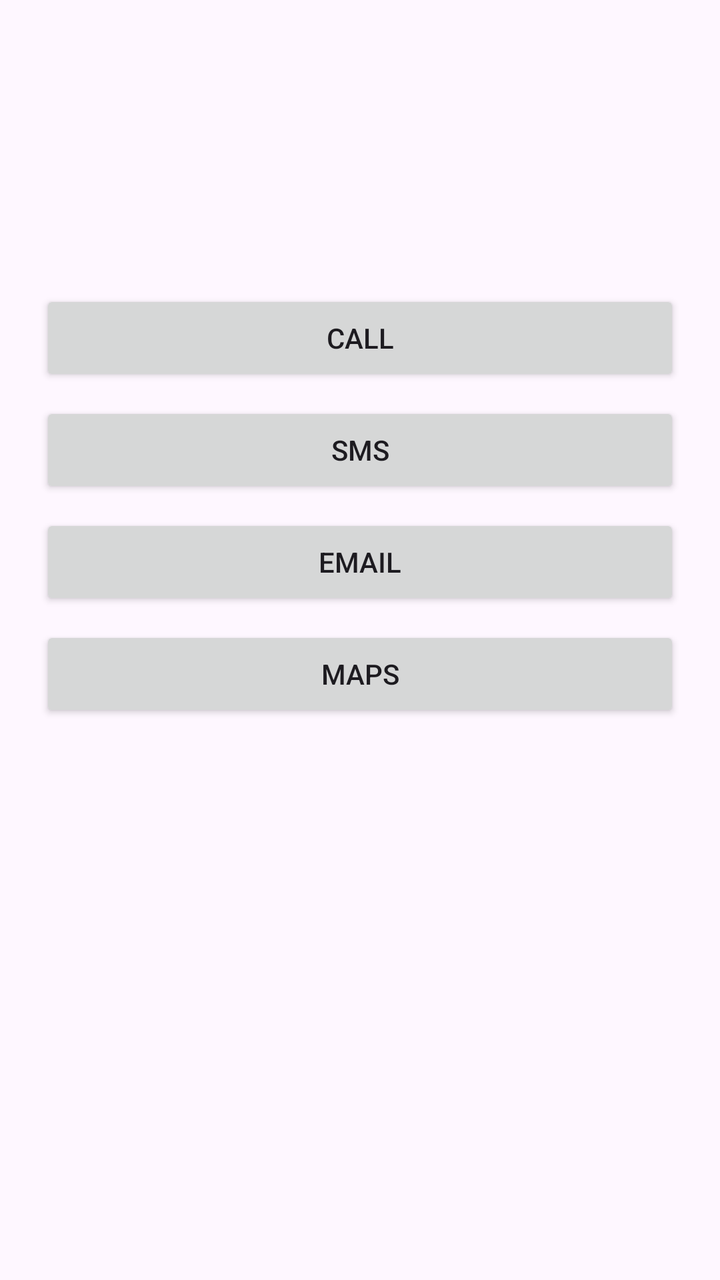
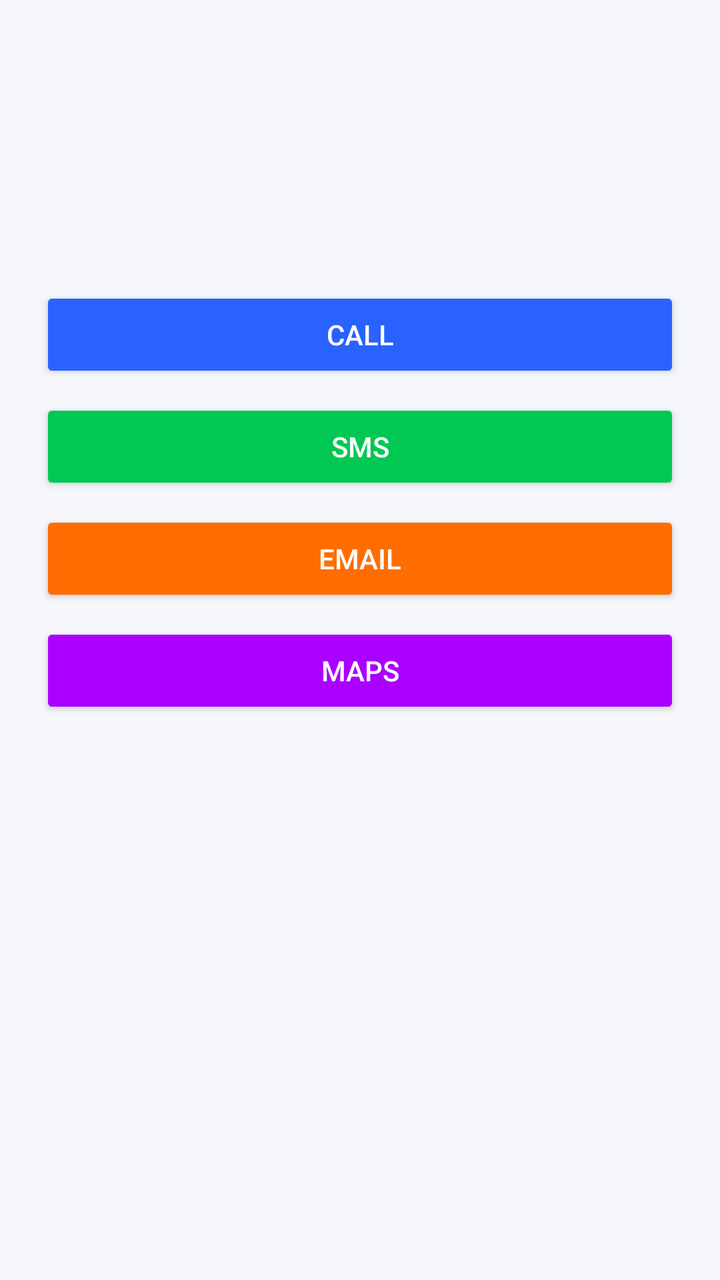

Compare the two renders of this Android layout. The source of the first and the diff that turns it into the second are given below.
<!-- AndroidManifest.xml: application theme Theme.UMBBMobGuide -->
<!-- res/layout/activity_detail.xml -->
<ScrollView xmlns:android="http://schemas.android.com/apk/res/android"
    android:layout_width="match_parent"
    android:layout_height="match_parent"
    android:fillViewport="true">

    <LinearLayout
        android:layout_width="match_parent"
        android:layout_height="wrap_content"
        android:orientation="vertical"
        android:padding="20dp">

        <TextView
            android:id="@+id/tvName"
            android:layout_width="match_parent"
            android:layout_height="wrap_content"
            android:textSize="26sp"
            android:textStyle="bold"
            android:textColor="#222222" />

        
        <TextView
            android:id="@+id/tvSpecialties"
            android:layout_width="match_parent"
            android:layout_height="wrap_content"
            android:textSize="18sp"
            android:textStyle="italic"
            android:textColor="#007BFF"
            android:layout_marginTop="8dp" />

        <TextView
            android:id="@+id/tvDescription"
            android:layout_width="match_parent"
            android:layout_height="wrap_content"
            android:textSize="16sp"
            android:textColor="#555555"
            android:layout_marginTop="12dp" />

        
        <Button android:id="@+id/btnCall" android:layout_width="match_parent" android:layout_height="wrap_content" android:text="Call" android:layout_marginTop="24dp" />
        <Button android:id="@+id/btnSMS" android:layout_width="match_parent" android:layout_height="wrap_content" android:text="SMS" android:layout_marginTop="8dp" />
        <Button android:id="@+id/btnEmail" android:layout_width="match_parent" android:layout_height="wrap_content" android:text="Email" android:layout_marginTop="8dp" />
        <Button android:id="@+id/btnMap" android:layout_width="match_parent" android:layout_height="wrap_content" android:text="Maps" android:layout_marginTop="8dp" />

    </LinearLayout>
</ScrollView>
<!-- resources referenced by this layout -->
<resources>
  <style name="Theme.UMBBMobGuide" parent="Base.Theme.UMBBMobGuide" />
  <style name="Base.Theme.UMBBMobGuide" parent="Theme.Material3.DayNight.NoActionBar">
          
          
      </style>
</resources>

<!-- the commit's change to res/layout/activity_detail.xml (unified diff, before → after) -->
@@ -1,6 +1,8 @@
+<?xml version="1.0" encoding="utf-8"?>
 <ScrollView xmlns:android="http://schemas.android.com/apk/res/android"
     android:layout_width="match_parent"
     android:layout_height="match_parent"
+    android:background="#F5F7FA"
     android:fillViewport="true">
 
     <LinearLayout
@@ -13,33 +15,69 @@
             android:id="@+id/tvName"
             android:layout_width="match_parent"
             android:layout_height="wrap_content"
-            android:textSize="26sp"
+            android:textSize="28sp"
             android:textStyle="bold"
-            android:textColor="#222222" />
+            android:textColor="#111"/>
 
-        
         <TextView
             android:id="@+id/tvSpecialties"
             android:layout_width="match_parent"
             android:layout_height="wrap_content"
-            android:textSize="18sp"
-            android:textStyle="italic"
-            android:textColor="#007BFF"
-            android:layout_marginTop="8dp" />
+            android:textSize="16sp"
+            android:textColor="#2962FF"
+            android:layout_marginTop="6dp"/>
 
         <TextView
             android:id="@+id/tvDescription"
             android:layout_width="match_parent"
             android:layout_height="wrap_content"
-            android:textSize="16sp"
-            android:textColor="#555555"
-            android:layout_marginTop="12dp" />
+            android:textSize="15sp"
+            android:textColor="#444"
+            android:layout_marginTop="14dp"/>
 
         
-        <Button android:id="@+id/btnCall" android:layout_width="match_parent" android:layout_height="wrap_content" android:text="Call" android:layout_marginTop="24dp" />
-        <Button android:id="@+id/btnSMS" android:layout_width="match_parent" android:layout_height="wrap_content" android:text="SMS" android:layout_marginTop="8dp" />
-        <Button android:id="@+id/btnEmail" android:layout_width="match_parent" android:layout_height="wrap_content" android:text="Email" android:layout_marginTop="8dp" />
-        <Button android:id="@+id/btnMap" android:layout_width="match_parent" android:layout_height="wrap_content" android:text="Maps" android:layout_marginTop="8dp" />
+        <LinearLayout
+            android:layout_width="match_parent"
+            android:layout_height="wrap_content"
+            android:orientation="vertical"
+            android:layout_marginTop="24dp">
+
+            <Button
+                android:id="@+id/btnCall"
+                android:layout_width="match_parent"
+                android:layout_height="wrap_content"
+                android:text="Call"
+                android:backgroundTint="#2962FF"
+                android:textColor="#FFFFFF"/>
+
+            <Button
+                android:id="@+id/btnSMS"
+                android:layout_width="match_parent"
+                android:layout_height="wrap_content"
+                android:text="SMS"
+                android:layout_marginTop="8dp"
+                android:backgroundTint="#00C853"
+                android:textColor="#FFFFFF"/>
+
+            <Button
+                android:id="@+id/btnEmail"
+                android:layout_width="match_parent"
+                android:layout_height="wrap_content"
+                android:text="Email"
+                android:layout_marginTop="8dp"
+                android:backgroundTint="#FF6D00"
+                android:textColor="#FFFFFF"/>
+
+            <Button
+                android:id="@+id/btnMap"
+                android:layout_width="match_parent"
+                android:layout_height="wrap_content"
+                android:text="Maps"
+                android:layout_marginTop="8dp"
+                android:backgroundTint="#AA00FF"
+                android:textColor="#FFFFFF"/>
+
+        </LinearLayout>
 
     </LinearLayout>
 </ScrollView>
